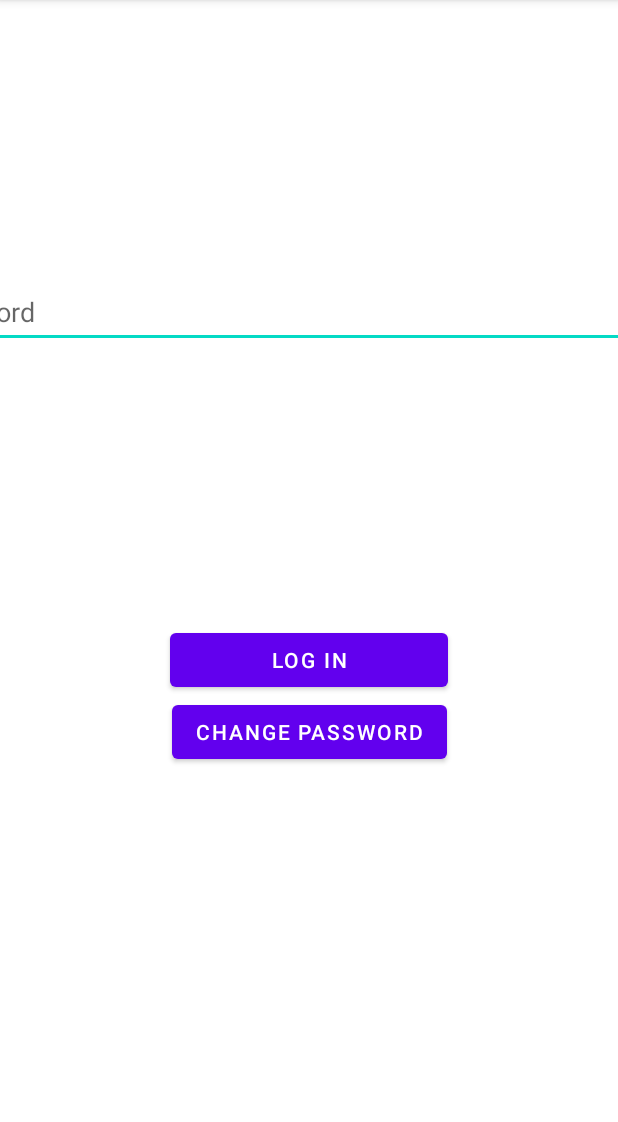
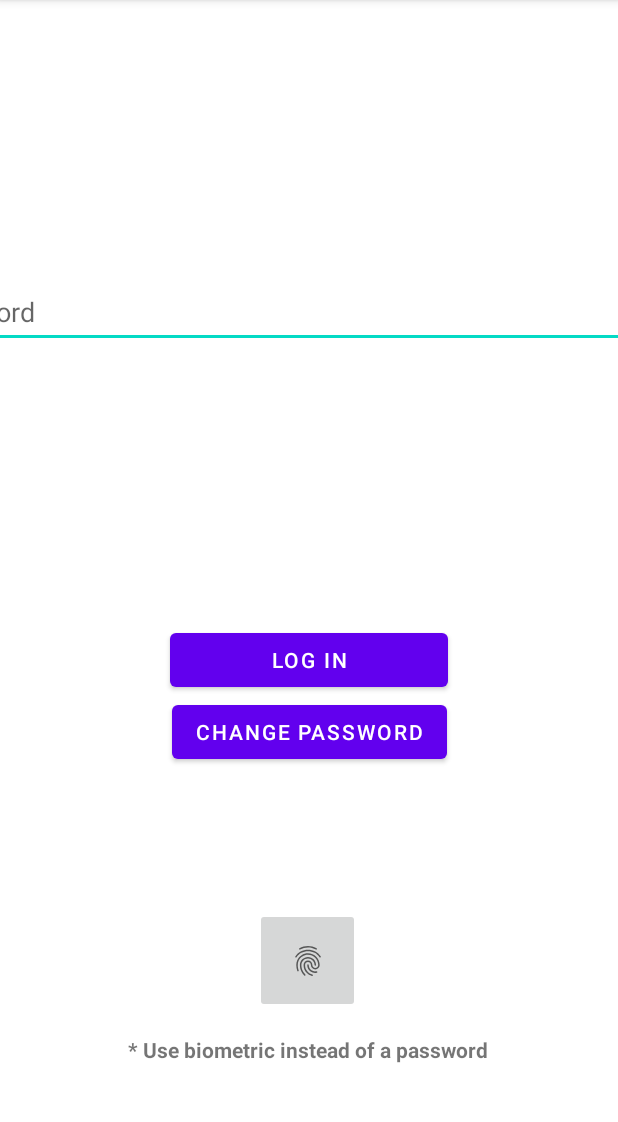
Before and after one commit to Valentine-456/MobileSecurityNotes, an Android app: the screen it shows after launch (LoginActivity), on a phone screen of 412 x 824 dp, the part 84-1206 px from its top. Run offline under Robolectric (Android 15) with nearby library versions, the light colour scheme and no system bars; libraries missing offline, so code that uses them is left out: com.password4j; 2 statements that could not run were skipped.

Commit message:
Add biometric auth using fingerprints

```diff
--- a/app/build.gradle
+++ b/app/build.gradle
@@ -80,4 +80,5 @@ dependencies {
     implementation("androidx.security:security-app-authenticator:1.0.0-alpha02")
     androidTestImplementation("androidx.security:security-app-authenticator:1.0.0-alpha02")
 
+    implementation "androidx.biometric:biometric:1.1.0"
 }
--- a/app/src/main/java/com/example/mobilesecuritynotes/activities/LoginActivity.kt
+++ b/app/src/main/java/com/example/mobilesecuritynotes/activities/LoginActivity.kt
@@ -4,17 +4,23 @@ import android.content.Intent
 import android.os.Bundle
 import android.widget.Button
 import android.widget.EditText
+import android.widget.ImageButton
 import androidx.appcompat.app.AppCompatActivity
+import androidx.biometric.BiometricPrompt
 import com.example.mobilesecuritynotes.R
 import com.example.mobilesecuritynotes.repositories.AuthRepository
+import com.example.mobilesecuritynotes.repositories.biometric.BiometricAuthListener
+import com.example.mobilesecuritynotes.repositories.biometric.BiometricRepository
 import com.example.mobilesecuritynotes.utils.ToastMessages
 import com.example.mobilesecuritynotes.utils.showShortToast
 
-class LoginActivity : AppCompatActivity() {
+class LoginActivity : AppCompatActivity(), BiometricAuthListener {
     private lateinit var loginButton: Button
     private lateinit var changePasswordButton: Button
     private lateinit var passwordInput: EditText
+    private lateinit var fingerprintButton: ImageButton
     private lateinit var authRepository: AuthRepository
+    private lateinit var biometricRepository: BiometricRepository
 
     override fun onCreate(savedInstanceState: Bundle?) {
         super.onCreate(savedInstanceState)
@@ -23,7 +29,9 @@ class LoginActivity : AppCompatActivity() {
         this.changePasswordButton = findViewById(R.id.ChangePasswordButton)
         this.loginButton = findViewById(R.id.LoginButton)
         this.passwordInput = findViewById(R.id.etOldPassword)
+        this.fingerprintButton = findViewById(R.id.FingerprintButton)
         this.authRepository = AuthRepository(this.applicationContext)
+        this.biometricRepository = BiometricRepository(this.applicationContext)
 
         this.loginButton.setOnClickListener {
             if (!checkIfPasswordSet()) return@setOnClickListener
@@ -34,7 +42,27 @@ class LoginActivity : AppCompatActivity() {
             val intent = Intent(this@LoginActivity, ChangePasswordActivity::class.java)
             startActivity(intent)
         }
+
+        if (this.biometricRepository.isBiometricReady()) {
+            this.fingerprintButton.setOnClickListener {
+                biometricRepository.showBiometricPrompt(
+                    activity = this,
+                    listener = this,
+                    cryptoObject = null,
+                )
+            }
+        } else {
+            this.fingerprintButton.setOnClickListener {
+                showShortToast(applicationContext, ToastMessages.ENABLE_BIOMETRIC_FIRST)
+            }
+        }
     }
+
+    override fun onBiometricAuthenticateSuccess(result: BiometricPrompt.AuthenticationResult) {
+        val intent = Intent(this@LoginActivity, HomeActivity::class.java)
+        startActivity(intent)
+    }
+    override fun onBiometricAuthenticateError(error: Int, errMsg: String) {}
 
     private fun checkIfPasswordSet(): Boolean {
         if (!authRepository.doesPasswordExist()) {
--- /dev/null
+++ b/app/src/main/java/com/example/mobilesecuritynotes/repositories/biometric/BiometricAuthListener.kt
@@ -0,0 +1,9 @@
+package com.example.mobilesecuritynotes.repositories.biometric
+
+import androidx.biometric.BiometricPrompt
+
+interface BiometricAuthListener {
+
+    fun onBiometricAuthenticateError(error: Int, errMsg: String)
+    fun onBiometricAuthenticateSuccess(result: BiometricPrompt.AuthenticationResult)
+}
--- a/app/src/main/java/com/example/mobilesecuritynotes/utils/showToast.kt
+++ b/app/src/main/java/com/example/mobilesecuritynotes/utils/showToast.kt
@@ -24,4 +24,5 @@ object ToastMessages {
     val SUCCESSFUL_PASSWORD_CHANGE = "Your password was successfully changed:)"
     val REPEAT_PASSWORD_DOESNT_CORRESPEND = " Your new password and repeat password don't match :("
     val PASSWORD_TOO_SHORT = "Your password must be at least 6 character long"
+    val ENABLE_BIOMETRIC_FIRST = "To use this feature, add biometric unlock to your device"
 }
--- a/app/src/main/res/layout/activity_login.xml
+++ b/app/src/main/res/layout/activity_login.xml
@@ -38,4 +38,29 @@
         app:layout_constraintStart_toStartOf="parent"
         app:layout_constraintTop_toTopOf="parent"
         app:layout_constraintVertical_bias="0.578" />
+
+    <ImageButton
+        android:id="@+id/FingerprintButton"
+        android:layout_width="70dp"
+        android:layout_height="70dp"
+        app:layout_constraintBottom_toBottomOf="parent"
+        app:layout_constraintEnd_toEndOf="parent"
+        app:layout_constraintHorizontal_bias="0.498"
+        app:layout_constraintStart_toStartOf="parent"
+        app:layout_constraintTop_toBottomOf="@+id/ChangePasswordButton"
+        app:srcCompat="?android:attr/fingerprintAuthDrawable"
+        tools:ignore="SpeakableTextPresentCheck" />
+
+    <TextView
+        android:id="@+id/textView2"
+        android:layout_width="wrap_content"
+        android:layout_height="wrap_content"
+        android:text="* Use biometric instead of a password"
+        android:textStyle="bold"
+        app:layout_constraintBottom_toBottomOf="parent"
+        app:layout_constraintEnd_toEndOf="parent"
+        app:layout_constraintHorizontal_bias="0.497"
+        app:layout_constraintStart_toStartOf="parent"
+        app:layout_constraintTop_toBottomOf="@+id/FingerprintButton"
+        app:layout_constraintVertical_bias="0.196" />
 </androidx.constraintlayout.widget.ConstraintLayout>
```
Also changed, not shown: app/src/main/java/com/example/mobilesecuritynotes/repositories/biometric/BiometricRepository.kt (added, +75 -0 lines).
